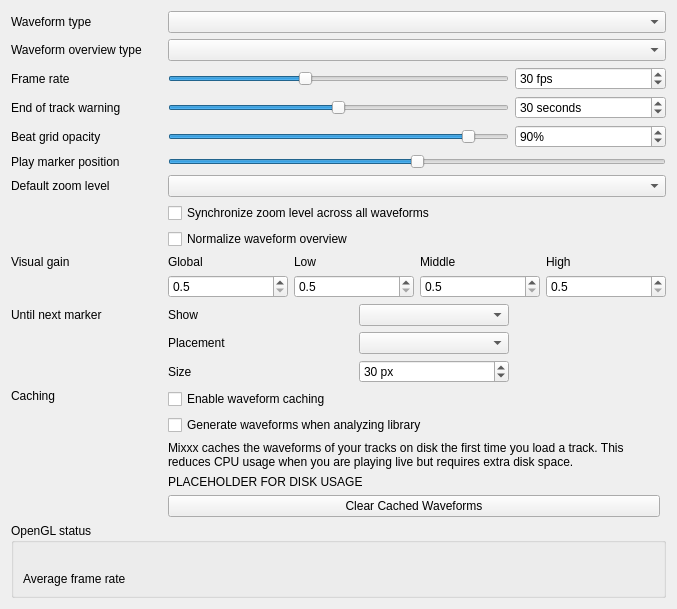
mixxxdj/mixxx, file src/preferences/dialog/dlgprefwaveformdlg.ui: the form before one commit.
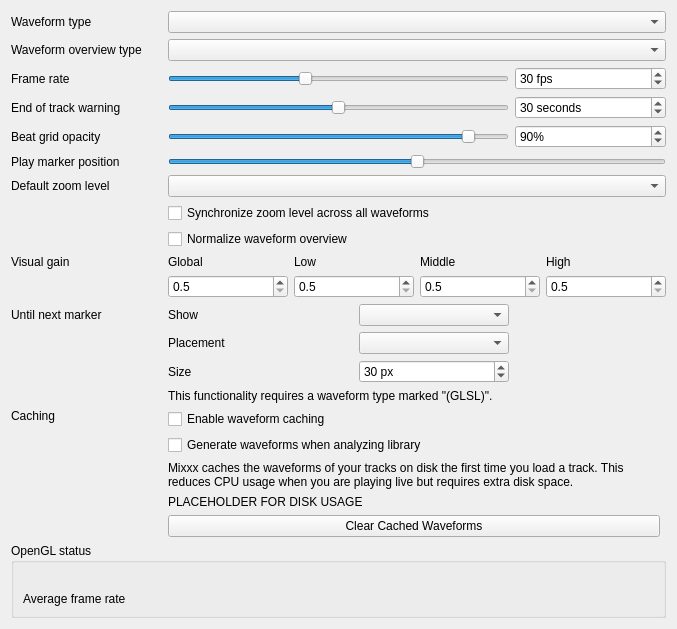
The form after the commit.

Commit message: show until next marker options only when waveform type supports it

```diff
--- a/src/preferences/dialog/dlgprefwaveformdlg.ui
+++ b/src/preferences/dialog/dlgprefwaveformdlg.ui
@@ -532,8 +532,17 @@
        </property>
       </widget>
      </item>
-
-     <item row="14" column="0">
+     <item row="14" column="1" colspan="2">
+      <widget class="QLabel" name="requiresGLSLLabel">
+       <property name="text">
+        <string>This functionality requires a waveform type marked "(GLSL)".</string>
+       </property>
+       <property name="alignment">
+        <set>Qt::AlignLeading|Qt::AlignLeft|Qt::AlignVCenter</set>
+       </property>
+      </widget>
+     </item>
+     <item row="15" column="0">
       <widget class="QLabel" name="cachedWaveforms">
        <property name="text">
         <string>Caching</string>
@@ -543,7 +552,7 @@
        </property>
       </widget>
      </item>
-     <item row="14" column="1" colspan="3">
+     <item row="15" column="1" colspan="3">
       <layout class="QGridLayout" name="cachingGridLayout">
        <item row="4" column="0">
         <widget class="QPushButton" name="clearCachedWaveforms">
@@ -595,7 +604,7 @@
       </layout>
      </item>
 
-     <item row="16" column="0" colspan="4">
+     <item row="17" column="0" colspan="4">
       <widget class="QGroupBox" name="openGLStatus">
        <property name="title">
         <string>OpenGL status</string>
```
The commit also changes 4 other files.
